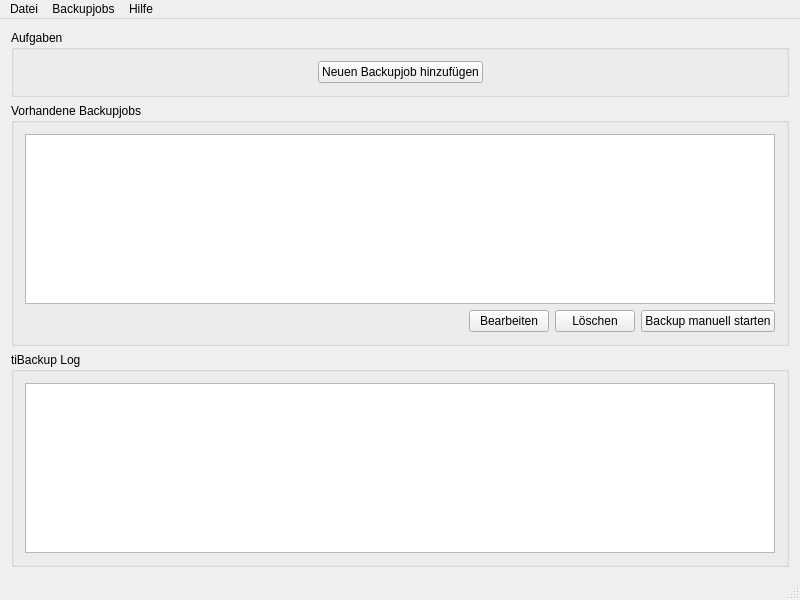
The window that mainwindow.ui (theinvisible/tiBackupUi) describes before a commit, drawn with Qt 5.
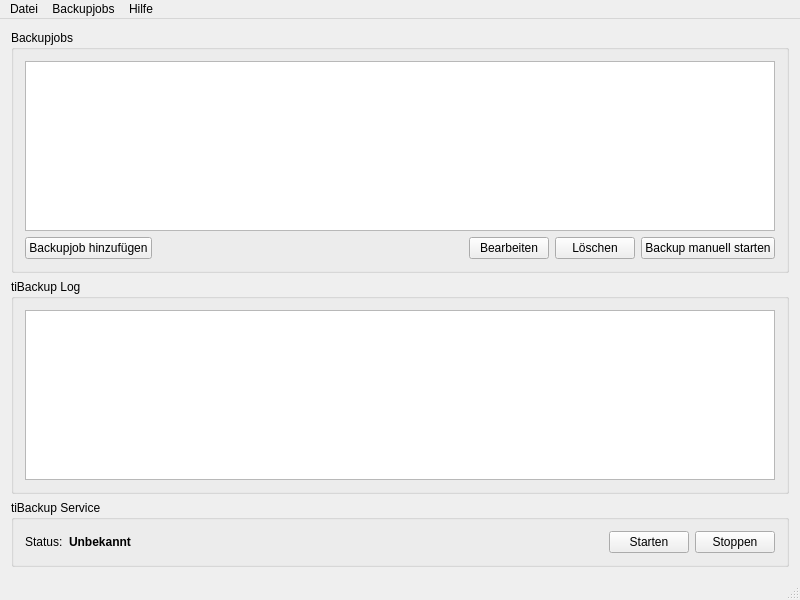
The same window after the commit.

Commit message: GUI updates First changes for service control

Patch:
```diff
--- a/mainwindow.ui
+++ b/mainwindow.ui
@@ -15,56 +15,10 @@
   </property>
   <widget class="QWidget" name="centralWidget">
    <layout class="QVBoxLayout" name="verticalLayout_2">
-    <item>
-     <widget class="QGroupBox" name="groupBox_2">
-      <property name="title">
-       <string>Aufgaben</string>
-      </property>
-      <layout class="QVBoxLayout" name="verticalLayout_3">
-       <item>
-        <layout class="QHBoxLayout" name="horizontalLayout">
-         <item>
-          <spacer name="horizontalSpacer">
-           <property name="orientation">
-            <enum>Qt::Horizontal</enum>
-           </property>
-           <property name="sizeHint" stdset="0">
-            <size>
-             <width>40</width>
-             <height>20</height>
-            </size>
-           </property>
-          </spacer>
-         </item>
-         <item>
-          <widget class="QPushButton" name="btnAddBackup">
-           <property name="text">
-            <string>Neuen Backupjob hinzufügen</string>
-           </property>
-          </widget>
-         </item>
-         <item>
-          <spacer name="horizontalSpacer_2">
-           <property name="orientation">
-            <enum>Qt::Horizontal</enum>
-           </property>
-           <property name="sizeHint" stdset="0">
-            <size>
-             <width>40</width>
-             <height>20</height>
-            </size>
-           </property>
-          </spacer>
-         </item>
-        </layout>
-       </item>
-      </layout>
-     </widget>
-    </item>
     <item>
      <widget class="QGroupBox" name="groupBox">
       <property name="title">
-       <string>Vorhandene Backupjobs</string>
+       <string>Backupjobs</string>
       </property>
       <layout class="QVBoxLayout" name="verticalLayout">
        <item>
@@ -82,6 +36,13 @@
        </item>
        <item>
         <layout class="QHBoxLayout" name="horizontalLayout_2">
+         <item>
+          <widget class="QPushButton" name="btnAddBackup">
+           <property name="text">
+            <string>Backupjob hinzufügen</string>
+           </property>
+          </widget>
+         </item>
          <item>
           <spacer name="horizontalSpacer_3">
            <property name="orientation">
@@ -133,6 +94,70 @@
       </layout>
      </widget>
     </item>
+    <item>
+     <widget class="QGroupBox" name="groupBox_2">
+      <property name="title">
+       <string>tiBackup Service</string>
+      </property>
+      <layout class="QVBoxLayout" name="verticalLayout_3">
+       <item>
+        <layout class="QHBoxLayout" name="horizontalLayout">
+         <item>
+          <layout class="QHBoxLayout" name="horizontalLayout_3">
+           <item>
+            <widget class="QLabel" name="label_2">
+             <property name="text">
+              <string>Status:</string>
+             </property>
+            </widget>
+           </item>
+           <item>
+            <widget class="QLabel" name="label">
+             <property name="font">
+              <font>
+               <weight>75</weight>
+               <bold>true</bold>
+              </font>
+             </property>
+             <property name="text">
+              <string>Unbekannt</string>
+             </property>
+            </widget>
+           </item>
+           <item>
+            <spacer name="horizontalSpacer">
+             <property name="orientation">
+              <enum>Qt::Horizontal</enum>
+             </property>
+             <property name="sizeHint" stdset="0">
+              <size>
+               <width>40</width>
+               <height>20</height>
+              </size>
+             </property>
+            </spacer>
+           </item>
+           <item>
+            <widget class="QPushButton" name="btnServiceStart">
+             <property name="text">
+              <string>Starten</string>
+             </property>
+            </widget>
+           </item>
+           <item>
+            <widget class="QPushButton" name="btnServiceStop">
+             <property name="text">
+              <string>Stoppen</string>
+             </property>
+            </widget>
+           </item>
+          </layout>
+         </item>
+        </layout>
+       </item>
+      </layout>
+     </widget>
+    </item>
    </layout>
   </widget>
   <widget class="QMenuBar" name="menuBar">
```
Left out of the diff: 2 changed lines with no effect on the pictures. The commit also changes 2 other files.
